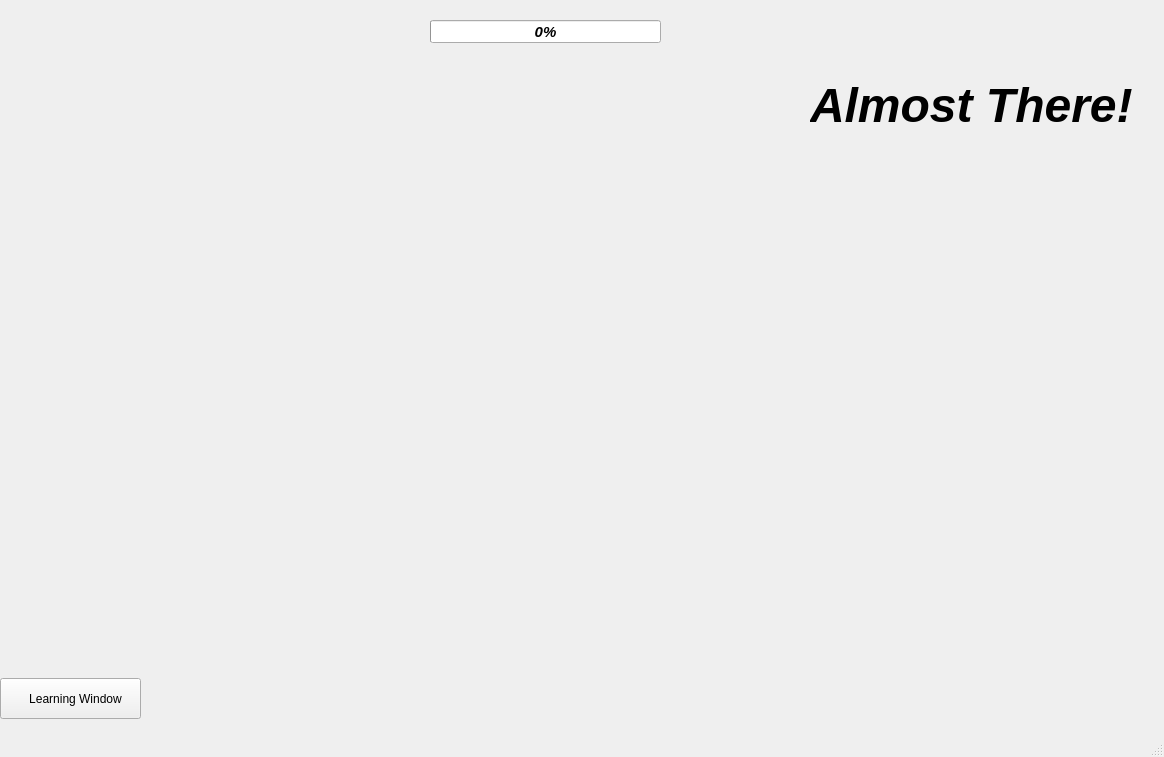
Before: the Qt Designer form testwindow.ui in KaiokenBro/PC-Builder, drawn with Qt 5.
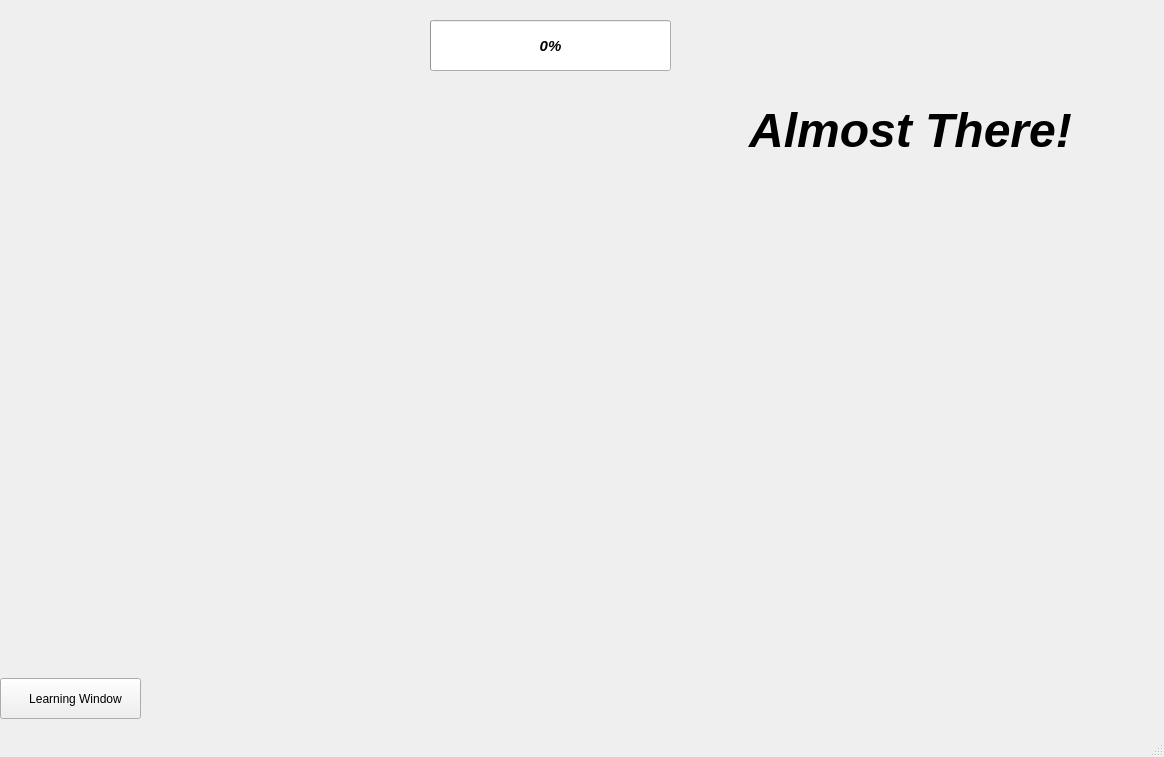
After: the same form once the commit is applied. Icons and pictures are not drawn.

Commit message: Added tweaks to progress label display, added Nice Job! text at completion.

```diff
--- a/testwindow.ui
+++ b/testwindow.ui
@@ -138,8 +138,8 @@
      <rect>
       <x>430</x>
       <y>20</y>
-      <width>231</width>
-      <height>23</height>
+      <width>241</width>
+      <height>51</height>
      </rect>
     </property>
     <property name="font">
@@ -156,10 +156,10 @@
    <widget class="QLabel" name="progressLabel">
     <property name="geometry">
      <rect>
-      <x>810</x>
-      <y>10</y>
-      <width>331</width>
-      <height>191</height>
+      <x>700</x>
+      <y>20</y>
+      <width>421</width>
+      <height>221</height>
      </rect>
     </property>
     <property name="font">
@@ -172,6 +172,9 @@
     <property name="text">
      <string>Almost There!</string>
     </property>
+    <property name="alignment">
+     <set>Qt::AlignmentFlag::AlignCenter</set>
+    </property>
    </widget>
   </widget>
   <widget class="QMenuBar" name="menubar">
```
The commit also changes 1 other file.
